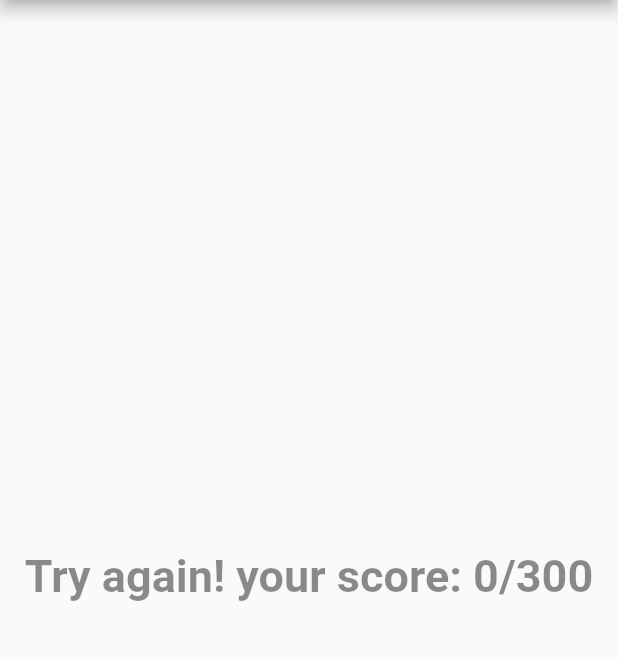
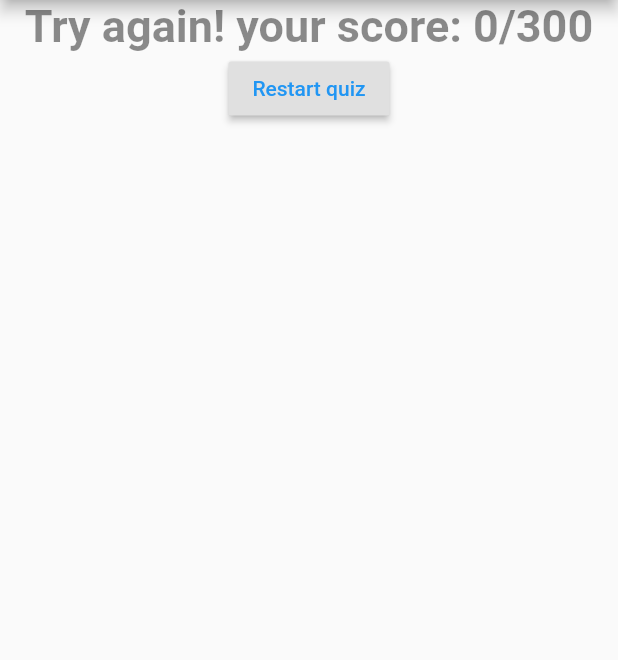
Before and after one commit to jjsebastianfuertes/QuestionApp-Flutter, a Flutter app: the screen it shows after launch, after a tap on "Guayaquil", after a tap on "8 mts", after a tap on "Santa Cruz", on a phone screen of 412 x 824 dp, the part 84-744 px from its top. Run offline on Flutter 3.47's test engine with Material 2 defaults, Android fonts, the phone set to English and light mode, and no system bars.

Commit message:
add Resert botton

```diff
--- a/flutter_app/lib/main.dart
+++ b/flutter_app/lib/main.dart
@@ -48,9 +48,15 @@ class _MyAppState extends State<MyApp> {
   var _questionIndex = 0;
   var _totalScore = 0;
 
+  void _resetQuiz() {
+    setState(() {
+      _questionIndex = 0;
+      _totalScore = 0;
+    });
+  }
+
   void _answerQuestion(int score) {
     _totalScore += score;
-
     setState(() {
       _questionIndex++;
     });
@@ -75,7 +81,7 @@ class _MyAppState extends State<MyApp> {
                   questionIndex: _questionIndex,
                   questions: _questions,
                 )
-              : Result(_totalScore),
+              : Result(_totalScore, _resetQuiz),
         ),
       ),
     );
--- a/flutter_app/lib/result.dart
+++ b/flutter_app/lib/result.dart
@@ -2,8 +2,9 @@ import 'package:flutter/material.dart';
 
 class Result extends StatelessWidget {
   final int resultScore;
+  final Function resetHandler;
 
-  Result(this.resultScore);
+  Result(this.resultScore, this.resetHandler);
 
   String get resultPhrase {
     String resultText;
@@ -18,15 +19,25 @@ class Result extends StatelessWidget {
   @override
   Widget build(BuildContext context) {
     return Center(
-      child: Text(
+      child: Column(
+        children: <Widget>[
+          Text(
             resultPhrase,
             textAlign: TextAlign.center,
             style: TextStyle(
               fontSize: 30.0,
               fontWeight: FontWeight.bold,
               color: Colors.black45,
-
             ),
+          ),
+          RaisedButton(
+            child: Text(
+              'Restart quiz',
+              style: TextStyle(color: Colors.blue),
+            ),
+            onPressed: resetHandler,
+          )
+        ],
       ),
     );
   }
```
Lines whose indentation alone changed are shown as unchanged.
